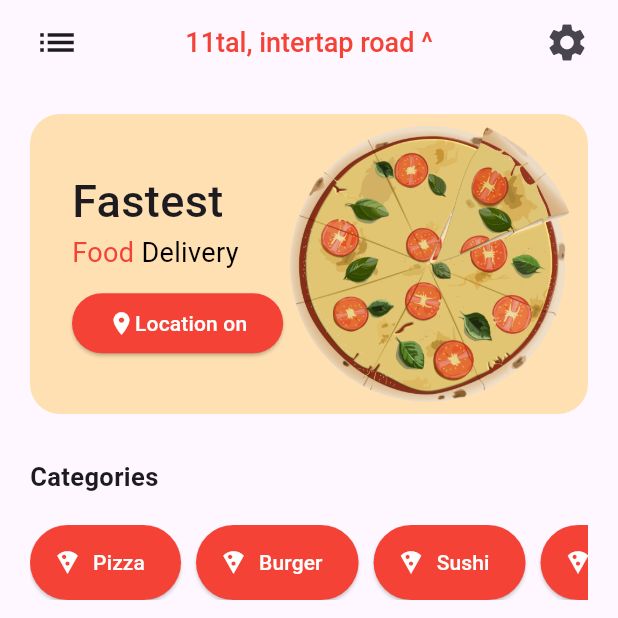
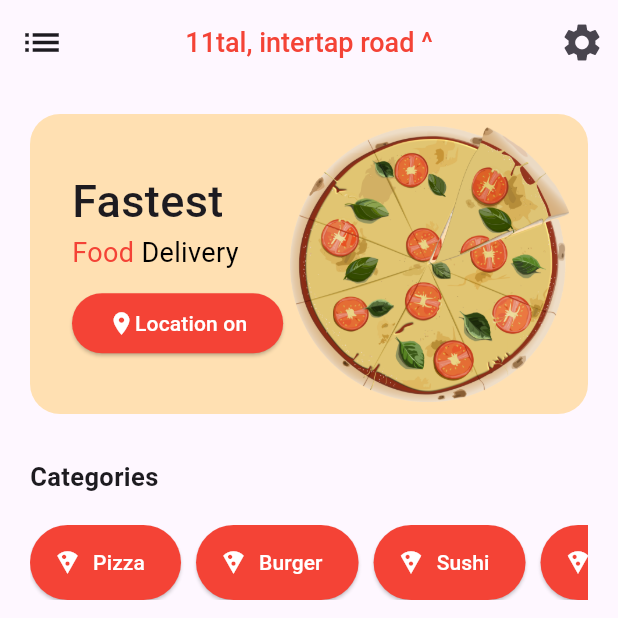
Before and after one commit to juliusfaj/food_app, a Flutter app: the screen it shows after launch, on a phone screen of 412 x 824 dp, the top half of it. Run offline on Flutter 3.47's test engine with Material 3 defaults, Android fonts, the phone set to English and light mode, and no system bars.

Commit message:
code update

```diff
--- a/lib/main.dart
+++ b/lib/main.dart
@@ -12,6 +12,27 @@ class MyApp extends StatelessWidget {
       debugShowCheckedModeBanner: false,
       title: 'Flutter Demo',
       home: Scaffold(
+appBar: AppBar(
+  centerTitle: true,
+  leading: IconButton(
+    onPressed: () {},
+    icon: const Icon(Icons.list),
+    iconSize: 30.0,
+  ),
+  title: Text(
+    "11tal, intertap road ^",
+    style: TextStyle(
+        fontSize: 18.0,
+        fontWeight: FontWeight.w500,
+        color: Colors.red.shade500),
+  ),
+  actions: [
+    IconButton(
+        onPressed: () {},
+        icon: const Icon(Icons.settings),
+        iconSize: 30.0)
+  ],
+),
         body: AppBanner()
       ),
     );
--- a/lib/screens/banner.dart
+++ b/lib/screens/banner.dart
@@ -12,30 +12,31 @@ class AppBanner extends StatelessWidget {
       crossAxisAlignment: CrossAxisAlignment.start,
       children: [
         // App bar widget
-        Padding(
-          padding: const EdgeInsets.only( left: 10.0, right: 10.0, bottom: 20.0),
-          child: AppBar(
-            centerTitle: true,
-            leading: IconButton(
-              onPressed: () {},
-              icon: const Icon(Icons.list),
-              iconSize: 30.0,
-            ),
-            title: Text(
-              "11tal, intertap road ^",
-              style: TextStyle(
-                  fontSize: 18.0,
-                  fontWeight: FontWeight.w500,
-                  color: Colors.red.shade500),
-            ),
-            actions: [
-              IconButton(
-                  onPressed: () {},
-                  icon: const Icon(Icons.settings),
-                  iconSize: 30.0)
-            ],
-          ),
-        ),
+        // Padding(
+        //   padding: const EdgeInsets.only( left: 10.0, right: 10.0, bottom: 20.0),
+        //   child: AppBar(
+        //     centerTitle: true,
+        //     leading: IconButton(
+        //       onPressed: () {},
+        //       icon: const Icon(Icons.list),
+        //       iconSize: 30.0,
+        //     ),
+        //     title: Text(
+        //       "11tal, intertap road ^",
+        //       style: TextStyle(
+        //           fontSize: 18.0,
+        //           fontWeight: FontWeight.w500,
+        //           color: Colors.red.shade500),
+        //     ),
+        //     actions: [
+        //       IconButton(
+        //           onPressed: () {},
+        //           icon: const Icon(Icons.settings),
+        //           iconSize: 30.0)
+        //     ],
+        //   ),
+        // ),
+
 
 
         // Padding(
@@ -66,7 +67,7 @@ class AppBanner extends StatelessWidget {
 
         // banner section
         Padding(
-            padding: const EdgeInsets.only(top: 0),
+            padding: const EdgeInsets.only(top: 20.0),
             child: Padding(
               padding: const EdgeInsets.symmetric(horizontal: 20.0),
               child: ClipRRect(
```
